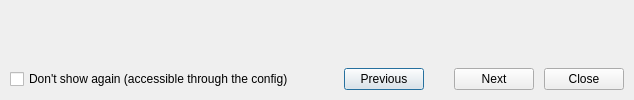
Above: src/aux_widgets/NewVersionInfoDlg.ui from francescmm/GitQlient before the change. Below: the same form after it.
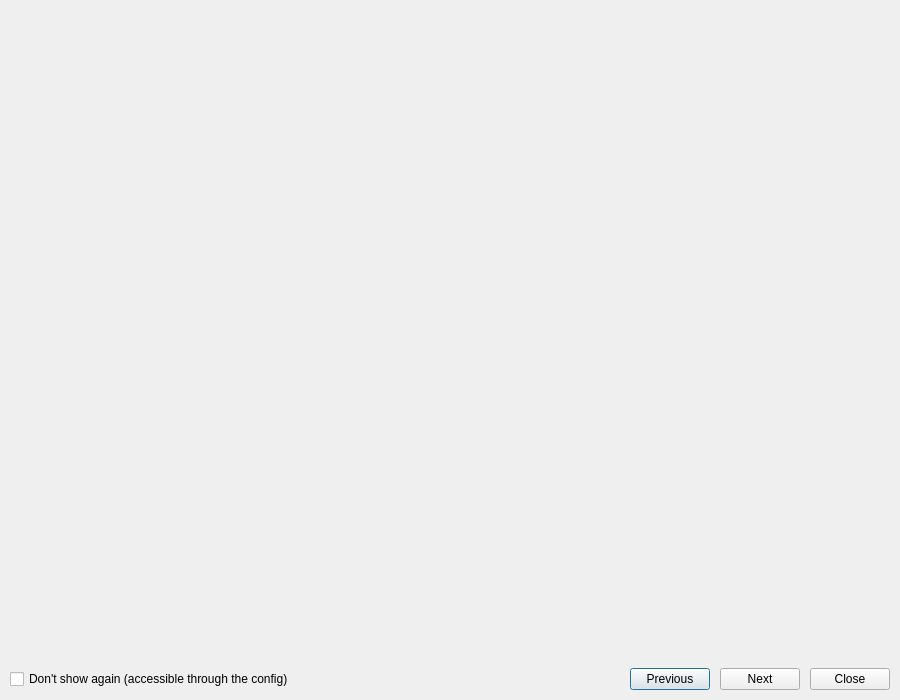
That is the form after the change. Icons and pictures are not drawn. Custom widgets are drawn as their Qt base class.

Commit message: Filling the new features info dialog

What changed in the file:
```diff
--- a/src/aux_widgets/NewVersionInfoDlg.ui
+++ b/src/aux_widgets/NewVersionInfoDlg.ui
@@ -2,6 +2,14 @@
 <ui version="4.0">
  <class>NewVersionInfoDlg</class>
  <widget class="QDialog" name="NewVersionInfoDlg">
+  <property name="geometry">
+   <rect>
+    <x>0</x>
+    <y>0</y>
+    <width>900</width>
+    <height>700</height>
+   </rect>
+  </property>
   <property name="windowTitle">
    <string>What's new in GitQlient?</string>
   </property>
@@ -11,19 +19,19 @@
   </property>
   <layout class="QVBoxLayout" name="verticalLayout">
    <property name="spacing">
-    <number>10</number>
+    <number>0</number>
    </property>
    <property name="leftMargin">
-    <number>10</number>
+    <number>0</number>
    </property>
    <property name="topMargin">
-    <number>10</number>
+    <number>0</number>
    </property>
    <property name="rightMargin">
-    <number>10</number>
+    <number>0</number>
    </property>
    <property name="bottomMargin">
-    <number>10</number>
+    <number>0</number>
    </property>
    <item>
     <widget class="QLabel" name="lGitQlientVersion">
@@ -64,8 +72,31 @@
     </widget>
    </item>
    <item>
-    <layout class="QGridLayout" name="gridLayout">
-     <item row="0" column="1">
+    <widget class="QFrame" name="gridFrame">
+     <layout class="QHBoxLayout" name="horizontalLayout">
+      <property name="spacing">
+       <number>10</number>
+      </property>
+      <property name="leftMargin">
+       <number>10</number>
+      </property>
+      <property name="topMargin">
+       <number>10</number>
+      </property>
+      <property name="rightMargin">
+       <number>10</number>
+      </property>
+      <property name="bottomMargin">
+       <number>10</number>
+      </property>
+      <item>
+       <widget class="CheckBox" name="chNotAgain">
+        <property name="text">
+         <string>Don't show again (accessible through the config)</string>
+        </property>
+       </widget>
+      </item>
+      <item>
       <spacer name="horizontalSpacer">
        <property name="orientation">
         <enum>Qt::Horizontal</enum>
@@ -78,51 +109,29 @@
        </property>
       </spacer>
      </item>
-     <item row="0" column="2">
+      <item>
       <widget class="QPushButton" name="pbPrevious">
        <property name="text">
         <string>Previous</string>
        </property>
       </widget>
      </item>
-     <item row="0" column="3">
-      <spacer name="horizontalSpacer_2">
-       <property name="orientation">
-        <enum>Qt::Horizontal</enum>
-       </property>
-       <property name="sizeType">
-        <enum>QSizePolicy::Fixed</enum>
-       </property>
-       <property name="sizeHint" stdset="0">
-        <size>
-         <width>20</width>
-         <height>20</height>
-        </size>
-       </property>
-      </spacer>
-     </item>
-     <item row="0" column="4">
+      <item>
       <widget class="QPushButton" name="pbNext">
        <property name="text">
         <string>Next</string>
        </property>
       </widget>
      </item>
-     <item row="0" column="5">
+      <item>
       <widget class="QPushButton" name="pbClose">
        <property name="text">
         <string>Close</string>
        </property>
       </widget>
      </item>
-     <item row="0" column="0">
-      <widget class="CheckBox" name="chNotAgain">
-       <property name="text">
-        <string>Don't show again (accessible through the config)</string>
-       </property>
-      </widget>
-     </item>
-    </layout>
+     </layout>
+    </widget>
    </item>
   </layout>
  </widget>
```
Lines whose indentation alone changed are shown as unchanged. The commit also changes 12 other files.
